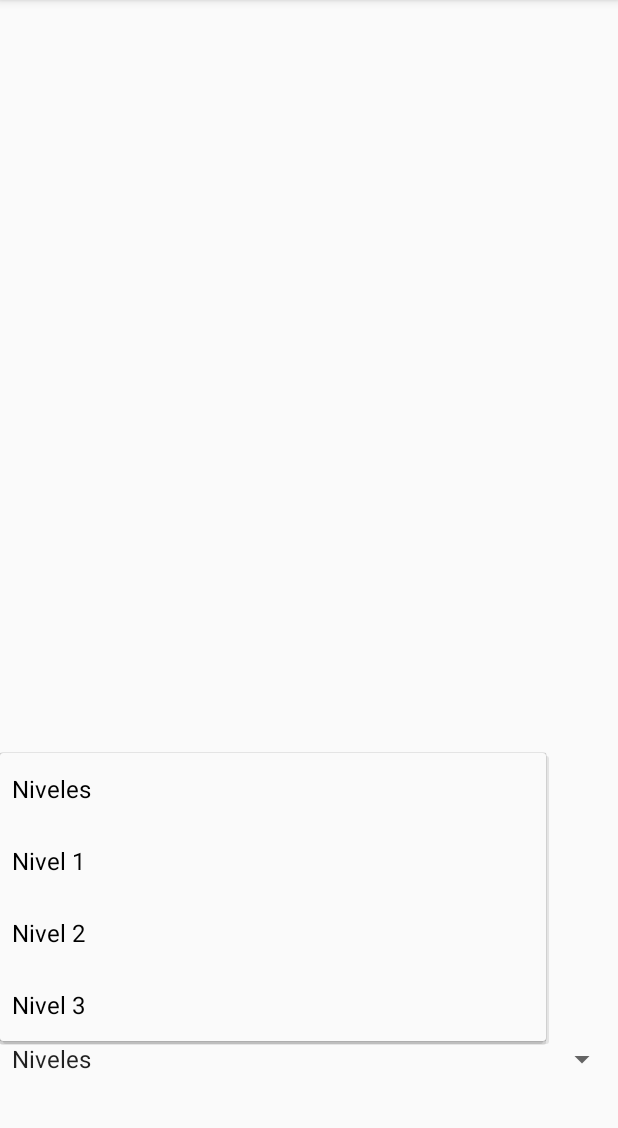
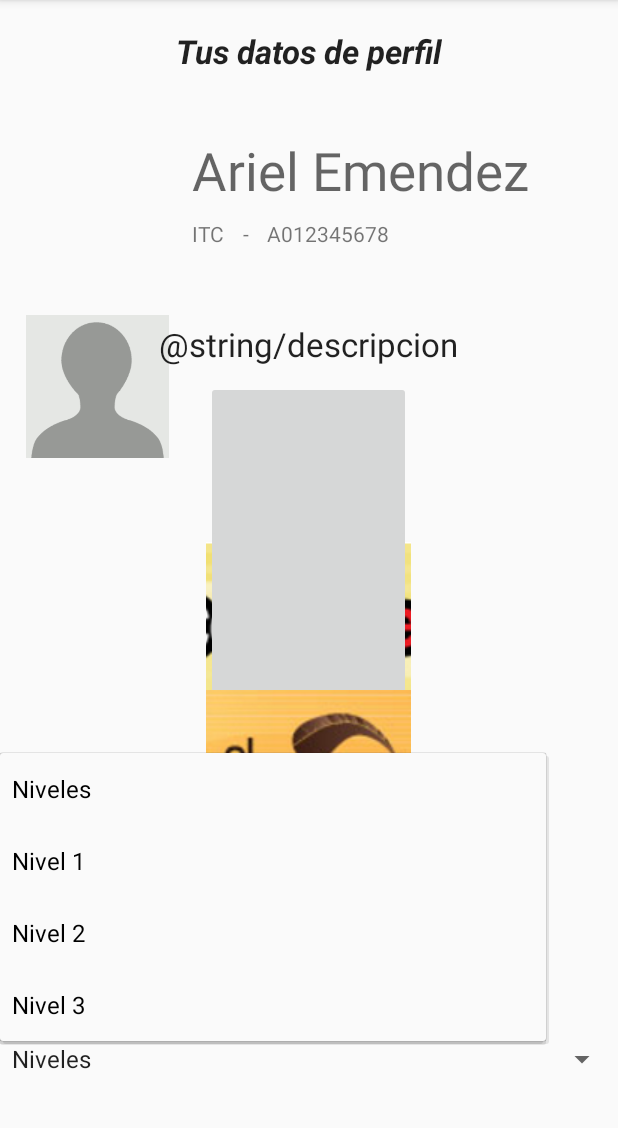
Before and after one commit to ariel-ms/Hack, an Android app: the Perfil screen opened directly, with no data from a screen before it, after a tap on "Niveles", on a phone screen of 412 x 824 dp, the part 84-1212 px from its top. Run offline under Robolectric (Android 15) with nearby library versions, the phone set to English and light mode, and no system bars.

Commit message:
Perfil agregado

```diff
--- a/app/src/main/res/layout/activity_perfil.xml
+++ b/app/src/main/res/layout/activity_perfil.xml
@@ -15,6 +15,78 @@
         android:layout_alignParentBottom="true"
         android:layout_marginBottom="15dp"/> -->
 
+    <TextView
+        android:layout_width="match_parent"
+        android:layout_height="fill_parent"
+        android:textAppearance="?android:attr/textAppearanceMedium"
+        android:text="@string/nombre"
+        android:id="@+id/textView5"
+        android:layout_gravity="center_vertical"
+        android:layout_marginLeft="300dp"
+        android:textSize="35sp"
+        android:layout_alignParentTop="true"
+        android:layout_marginTop="90dp"
+        android:layout_above="@+id/botonServicios"
+        android:layout_alignParentEnd="true"
+        android:layout_marginBottom="307dp"
+        android:layout_alignParentStart="true"
+        android:layout_marginStart="128dp" />
+
+    <TextView
+        android:layout_width="wrap_content"
+        android:layout_height="wrap_content"
+        android:textAppearance="?android:attr/textAppearanceSmall"
+        android:text="@string/carrera"
+        android:layout_marginTop="56dp"
+        android:layout_alignTop="@+id/textView5"
+        android:layout_alignStart="@+id/textView5"
+        android:id="@+id/textView6" />
+
+    <TextView
+        android:layout_width="wrap_content"
+        android:layout_height="wrap_content"
+        android:textAppearance="?android:attr/textAppearanceSmall"
+        android:text="-"
+        android:id="@+id/textView4"
+        android:layout_alignTop="@+id/textView6"
+        android:layout_centerHorizontal="true"
+        android:layout_toEndOf="@+id/textView6"
+        android:layout_marginLeft="12dp" />
+
+    <TextView
+        android:layout_width="wrap_content"
+        android:layout_height="wrap_content"
+        android:textAppearance="?android:attr/textAppearanceSmall"
+        android:text="@string/matriculaValor"
+        android:id="@+id/textView7"
+        android:layout_alignBottom="@+id/textView4"
+        android:layout_toEndOf="@+id/textView4"
+        android:layout_marginStart="12dp" />
+
+    <ImageView
+        android:src="@drawable/profile_default"
+        android:layout_width="wrap_content"
+        android:layout_height="wrap_content"
+        android:id="@+id/imageView3"
+        android:layout_marginTop="77dp"
+        android:layout_marginBottom="23dp"
+        android:layout_alignParentTop="true"
+        android:layout_alignParentStart="true"
+        android:layout_marginStart="17dp"
+        android:layout_toStartOf="@+id/textView6"
+        android:layout_marginEnd="15dp"
+        android:layout_alignBottom="@+id/textView5" />
+
+    <TextView
+        android:layout_width="wrap_content"
+        android:layout_height="wrap_content"
+        android:textAppearance="?android:attr/textAppearanceLarge"
+        android:text="\@string/descripcion"
+        android:id="@+id/textView8"
+        android:layout_below="@+id/textView6"
+        android:layout_centerHorizontal="true"
+        android:layout_marginTop="49dp"
+        android:textSize="22dp" />
     <Spinner
         android:id="@+id/niveles"
         android:layout_width="fill_parent"
@@ -24,4 +96,41 @@
         android:layout_marginBottom="50dp"
         />
 
+    <TextView
+        android:layout_width="wrap_content"
+        android:layout_height="wrap_content"
+        android:textAppearance="?android:attr/textAppearanceLarge"
+        android:text="@string/perfilTitulo"
+        android:id="@+id/textView9"
+        android:layout_alignParentTop="true"
+        android:layout_centerHorizontal="true"
+        android:layout_marginTop="19dp"
+        android:textStyle="bold|italic" />
+
+    <ImageButton
+        android:layout_width="wrap_content"
+        android:layout_height="wrap_content"
+        android:id="@+id/imageButton"
+        android:layout_marginTop="10dp"
+        android:src="@drawable/centrales"
+        android:layout_below="@+id/textView8"
+        android:layout_alignEnd="@+id/textView8"
+        android:layout_marginEnd="31dp"
+        android:layout_marginBottom="115dp"
+        android:layout_above="@+id/niveles"
+        android:layout_alignStart="@+id/textView8"
+        android:layout_marginStart="31dp" />
+
+    <ImageButton
+        android:layout_width="wrap_content"
+        android:layout_height="wrap_content"
+        android:id="@+id/imageButton2"
+        android:src="@drawable/borrego"
+        android:layout_alignStart="@+id/imageButton"
+        android:layout_marginTop="95dp"
+        android:layout_above="@+id/niveles"
+        android:layout_alignEnd="@+id/imageButton"
+        android:layout_marginBottom="20dp"
+        android:layout_alignTop="@+id/imageButton" />
+
 </RelativeLayout>
--- a/app/src/main/res/values/strings.xml
+++ b/app/src/main/res/values/strings.xml
@@ -14,6 +14,11 @@
     <string name="serviciosComida">Servicios de Comida</string>
     <string name="pedirLibro">Pedir un libro</string>
     <string name="concierto">Conciertos</string>
+    <string name="perfilTitulo">Tus datos de perfil</string>
+    <string name="nombre">Ariel Emendez</string>
+    <string name="carrera">ITC</string>
+    <string name="matriculaValor">A012345678</string>
+    <string name="descripcion">Tu tienes beneficios de Nivel 1.</string>
     <string name="matricula">Matricula</string>
     <string name="contraseña">Contraseña</string>
     <string name="ingresar">Ingresar</string>
```
Also changed, not shown: app/src/main/res/drawable/profile_default.png (added).
